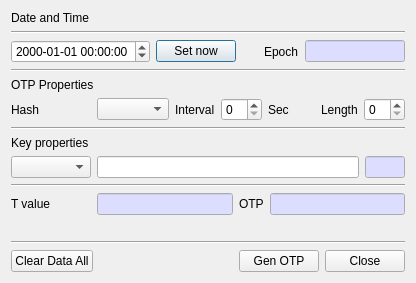
First picture: the form in BerEditor/gen_otp_dlg.ui, repository jykim74/BerEditor, before the edit.
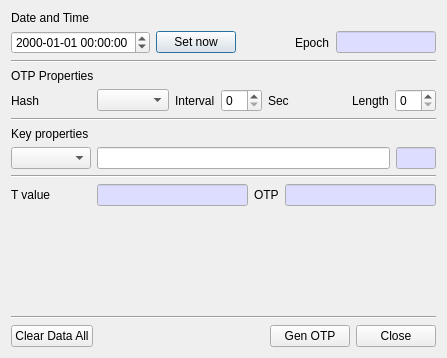
Second picture: the form after the edit.

```diff
--- a/BerEditor/gen_otp_dlg.ui
+++ b/BerEditor/gen_otp_dlg.ui
@@ -6,8 +6,8 @@
    <rect>
     <x>0</x>
     <y>0</y>
-    <width>416</width>
-    <height>283</height>
+    <width>447</width>
+    <height>358</height>
    </rect>
   </property>
   <property name="windowTitle">
@@ -21,13 +21,6 @@
      </property>
     </widget>
    </item>
-   <item>
-    <widget class="Line" name="line_5">
-     <property name="orientation">
-      <enum>Qt::Horizontal</enum>
-     </property>
-    </widget>
-   </item>
    <item>
     <layout class="QHBoxLayout" name="horizontalLayout">
      <item>
```
